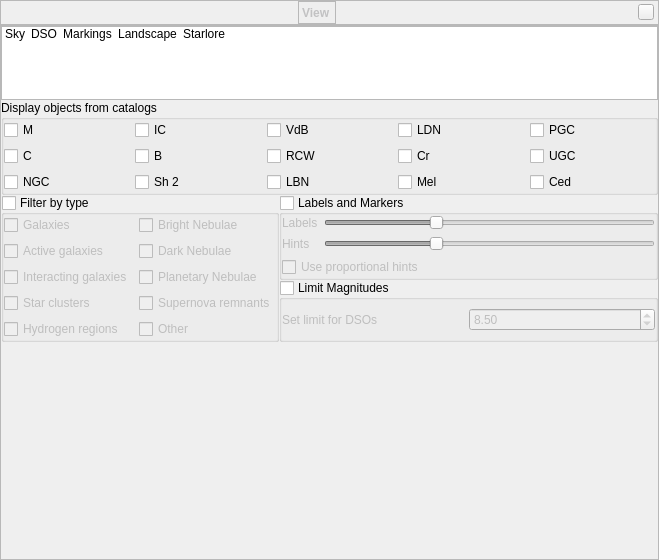
Qt form src/gui/viewDialog.ui (519984307/stellarium_src) before a commit.
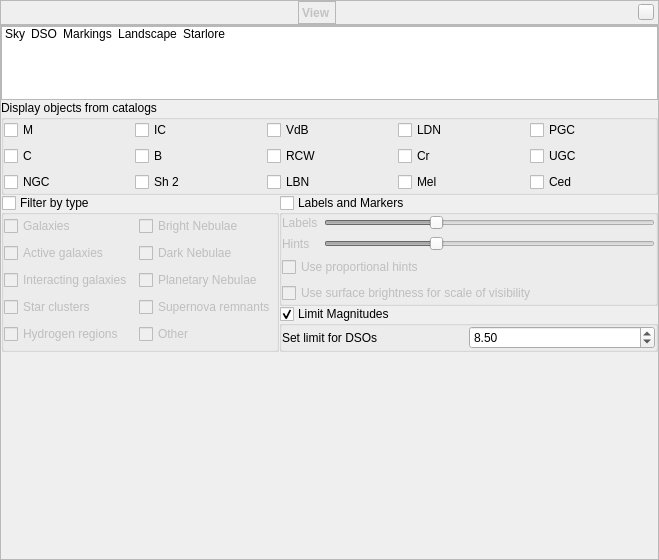
The same form after that commit. The open tabs and pages were chosen to show the change. Icons and pictures are not drawn. Custom widgets are drawn as their Qt base class.

Commit message: introduce GUI option to logarithmic scaling of visibility levels for DSO

Diff of the .ui file:
```diff
--- a/src/gui/viewDialog.ui
+++ b/src/gui/viewDialog.ui
@@ -1567,6 +1567,13 @@
                  </property>
                 </widget>
                </item>
+               <item row="4" column="0">
+                <widget class="QCheckBox" name="checkBoxSurfaceBrightnessUsage">
+                 <property name="text">
+                  <string>Use surface brightness for scale of visibility</string>
+                 </property>
+                </widget>
+               </item>
               </layout>
              </widget>
             </item>
@@ -1582,7 +1589,7 @@
                <bool>true</bool>
               </property>
               <property name="checked">
-               <bool>false</bool>
+               <bool>true</bool>
               </property>
               <layout class="QGridLayout" name="gridLayout_14">
                <property name="leftMargin">
```
Left out of the diff: 20 changed lines with no effect on the pictures. The commit also changes 6 other files.
